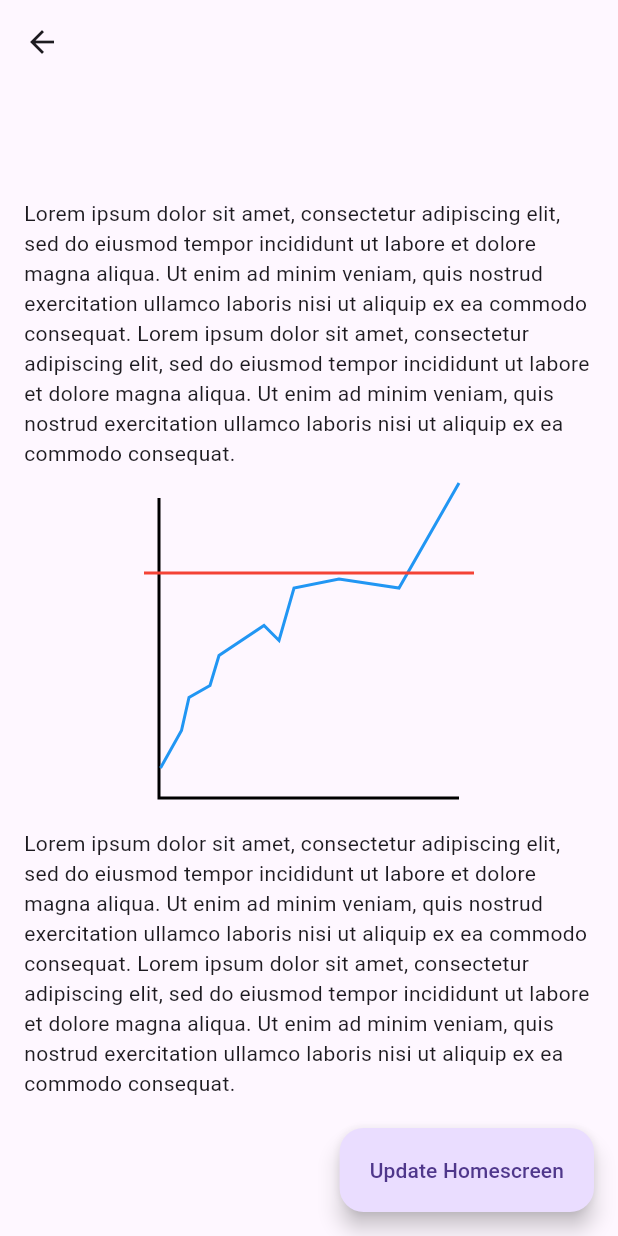
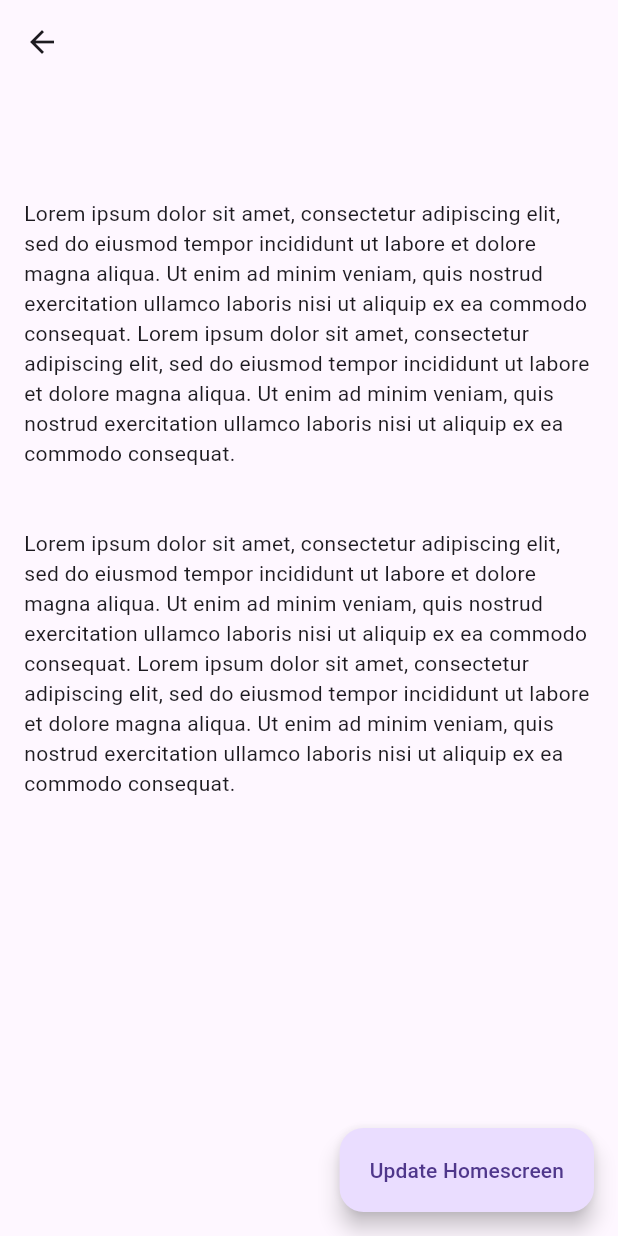
Before and after one commit to leighajarett/homescreen_widgets_example, a Flutter app: the ArticleScreen screen opened directly with empty values, after a tap on "Update Homescreen", on a phone screen of 412 x 824 dp. Run offline on Flutter 3.47's test engine with Material 2 defaults, Android fonts, the phone set to English and light mode, and no system bars; missing offline and left inert: home_widget.

```diff
--- a/lib/article_screen.dart
+++ b/lib/article_screen.dart
@@ -35,11 +35,14 @@ class _ArticleScreenState extends State<ArticleScreen> {
       floatingActionButton: FloatingActionButton.extended(
         onPressed: () async {
           if (_globalKey.currentContext != null) {
-            print("Rendering widget...");
+            print("Rendering widget part 2...");
             var path = await HomeWidget.renderFlutterWidget(
-              _globalKey.currentContext!,
-              "screenshot",
-              "filename",
+              LineChart(),
+              fileName: 'screenshot', // <-- Pass in "screenshot" as fileName
+              key: 'filename',
+              logicalSize: _globalKey.currentContext!.size,
+              pixelRatio:
+                  MediaQuery.of(_globalKey.currentContext!).devicePixelRatio,
             );
             setState(() {
               imagePath = path;
@@ -70,23 +73,34 @@ class _ArticleScreenState extends State<ArticleScreen> {
               const SizedBox(height: 20.0),
               Text(widget.article.articleText),
               const SizedBox(height: 20.0),
-              Center(
-                child: RepaintBoundary(
-                  key: _globalKey,
-                  child: CustomPaint(
-                    painter: LineChartPainter(),
-                    child: const SizedBox(
-                      height: 200,
-                      width: 200,
-                    ),
-                  ),
-                ),
-              ),
+              // Center(
+              //   child: RepaintBoundary(
+              //     key: _globalKey,
+              //     child: LineChart(),
+              //   ),
+              // ),
               const SizedBox(height: 20.0),
               Text(widget.article.articleText),
             ],
           ),
         ),
+      ),
+    );
+  }
+}
+
+class LineChart extends StatelessWidget {
+  const LineChart({
+    super.key,
+  });
+
+  @override
+  Widget build(BuildContext context) {
+    return CustomPaint(
+      painter: LineChartPainter(),
+      child: const SizedBox(
+        height: 200,
+        width: 200,
       ),
     );
   }
```
